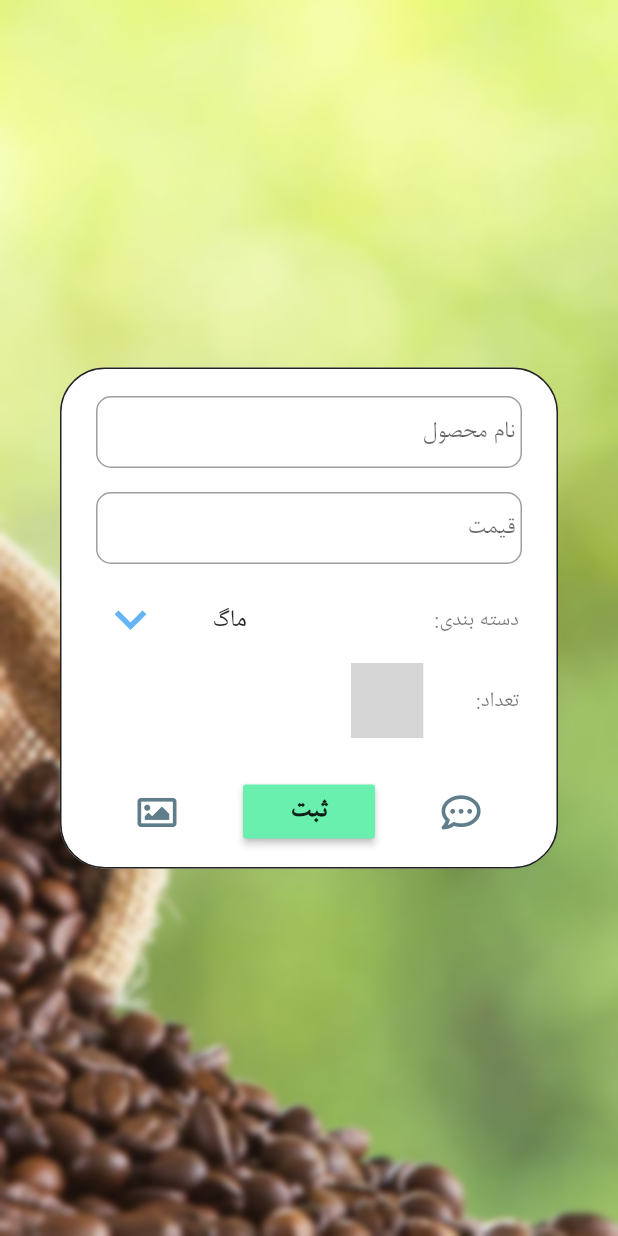
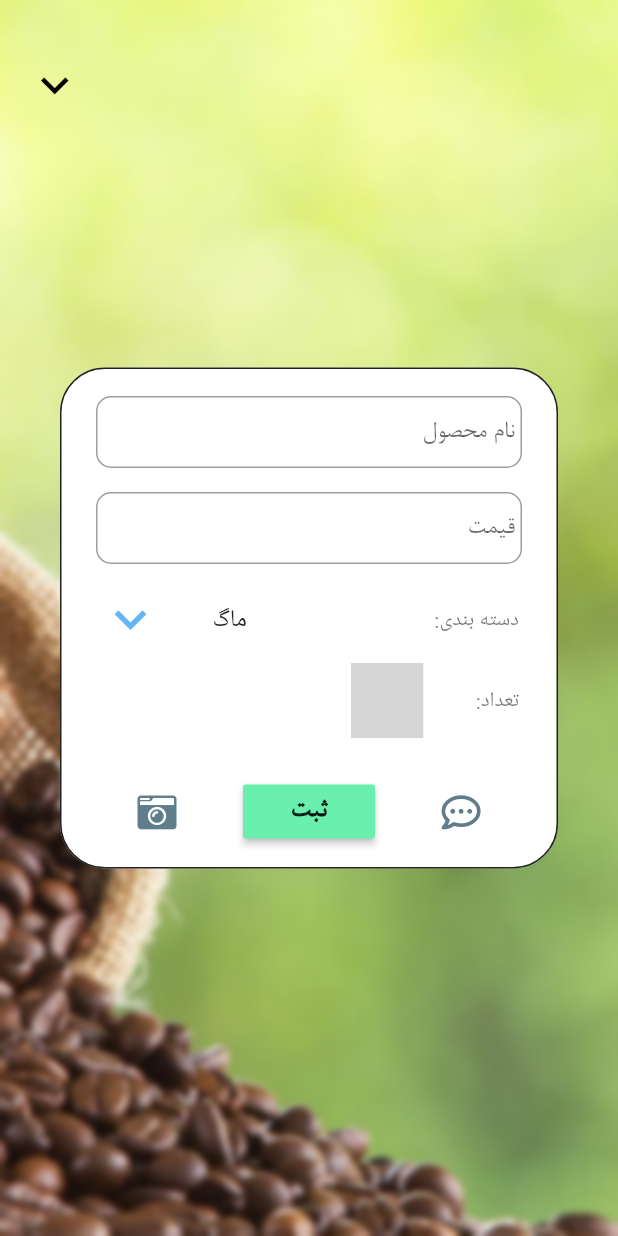
Before and after one commit to AliRn76/flutter-hicoffee, a Flutter app: the AddItemScreen screen opened directly, after a tap on "ثبت", on a phone screen of 412 x 824 dp. Run offline on Flutter 3.47's test engine with Material 2 defaults, Android fonts, the phone set to English and light mode, and no system bars; our stand-ins replace cached_network_image, charts_flutter, custom_radio_grouped_button, font_awesome_flutter, image_picker, marquee and 2 more; missing offline and left inert: loading; accounts and stored records are empty; network calls fail; statements that could not run were skipped; grey boxes are pictures that could not be loaded.

Commit message:
permision Take Picture baraye IOS ADD shod + add_item_screen IMPROVE shod + some more debugging + ...

```diff
--- a/lib/screens/addItem_screen.dart
+++ b/lib/screens/addItem_screen.dart
@@ -124,7 +124,8 @@ class _AddItemScreenState extends State<AddItemScreen> {
             }
         );
       }
-    }else {
+    }
+    else {
       Navigator.of(context).pop(true);
 //      Navigator.pop(context, () {
 //                  setState(() {});
@@ -173,7 +174,8 @@ class _AddItemScreenState extends State<AddItemScreen> {
                 );
               }
           );
-        }else{
+        }
+        else{
           showDialog(
               context: context,
               builder: (context) {
--- a/lib/screens/add_item_screen.dart
+++ b/lib/screens/add_item_screen.dart
@@ -1,12 +1,16 @@
 
-import 'dart:ui';
 import 'package:custom_radio_grouped_button/CustomButtons/CustomRadioButton.dart';
+import 'package:font_awesome_flutter/font_awesome_flutter.dart';
+import 'package:hicoffee2/models/item_model.dart';
+import 'package:numberpicker/numberpicker.dart';
 import 'package:flutter/cupertino.dart';
 import 'package:flutter/material.dart';
-import 'package:flutter/rendering.dart';
-import 'package:font_awesome_flutter/font_awesome_flutter.dart';
-import 'package:numberpicker/numberpicker.dart';
-import '/home/ali/Desktop/NumberPicker/lib/numberpicker.dart';
+import 'package:http/http.dart';
+import 'dart:convert';
+import 'dart:ui';
+
+import 'package:hicoffee2/sqlite/database_helper.dart';
+
 
 
 class AddItemScreen extends StatefulWidget {
@@ -15,16 +19,277 @@ class AddItemScreen extends StatefulWidget {
 }
 
 class _AddItemScreenState extends State<AddItemScreen> {
-  final _formKey = GlobalKey<FormState>();
+  TextEditingController priceController = TextEditingController();
   TextEditingController nameController = TextEditingController();
-  TextEditingController priceController = TextEditingController();
   TextEditingController description = TextEditingController();
-  String category;
-  int number = 1;
-  bool condition = false;
-  int _currentValue = 2;
+  String dropdownValue = "ماگ";
+  List<Item> itemList = [];
+  Color responseColor;
+  String responseText;
+  String category = "ماگ";
+  bool sendCheck = true;
+  int number = 2;
 
-  String dropdownValue = "ماگ";
+
+  bool itemNameController(String name){
+    // False mean you can use that name
+    if(name == ' ' || name == null || name == ''){
+      return true;
+    }else{
+      return false;
+    }
+  }
+
+  bool itemPriceController(String price){
+    // False mean you can use that price
+    if(price == ' ' || price == null || price == ''){
+      return true;
+    }else{
+      return false;
+    }
+  }
+
+  _showResponseDialog(String responseText, Color responseColor){
+    showDialog(
+        context: context,
+        builder: (context) {
+          Future.delayed(Duration(milliseconds: 700), () {
+            Navigator.of(context).pop(true);
+          });
+          return BackdropFilter(
+            filter: ImageFilter.blur(sigmaX: 10, sigmaY: 10),
+            child: AlertDialog(
+              shape: RoundedRectangleBorder(
+                borderRadius: BorderRadius.circular(30.0),
+                side: BorderSide(color: Colors.black87),
+              ),
+              title: Center(
+                child: Text(
+                  responseText,
+                  style: TextStyle(
+                    fontFamily: "BNazanin",
+                    fontSize: 23.0,
+                    fontWeight: FontWeight.w600,
+                    color: responseColor,
+                  ),
+                ),
+              ),
+            ),
+          );
+        }
+    );
+  }
+
+  _commentButton(){
+    return IconButton(
+      icon: Icon(FontAwesomeIcons.commentDots),
+      iconSize: 26.0,
+      color: Colors.blueGrey[500],
+      splashColor: Colors.lightBlue[100],
+      onPressed: (){
+        showDialog(
+            context: context,
+            builder: (context) {
+              return BackdropFilter(
+                filter: ImageFilter.blur(sigmaX: 10, sigmaY: 10),
+                child: AlertDialog(
+                  shape: RoundedRectangleBorder(
+                    borderRadius: BorderRadius.circular(30.0),
+                    side: BorderSide(color: Colors.black87),
+                  ),
+                  title: Column(
+                    children: <Widget>[
+                      Center(
+                        child: Directionality(
+                          textDirection: TextDirection.rtl,
+                          child: TextFormField(
+                            controller: description,
+                            keyboardType: TextInputType.text,
+                            textInputAction: TextInputAction.newline,
+                            maxLines: 4,
+                            style: TextStyle(
+                              fontSize: 18.0,
+                              fontFamily: "BNazanin",
+                              fontWeight: FontWeight.w400,
+                            ),
+                            decoration: InputDecoration(
+                              hintText: "توضیحات",
+                              contentPadding: EdgeInsets.symmetric(horizontal: 15.0, vertical: 10.0),
+                              border: OutlineInputBorder(
+                                borderRadius: BorderRadius.circular(10),
+                              ),
+                            ),
+
+                          ),
+                        ),
+                      ),
+                      FlatButton(
+                        child: Text(
+                          "ثبت",
+                          style: TextStyle(
+                            fontFamily: "BNazanin",
+                            fontSize: 20.0,
+                            fontWeight: FontWeight.w600,
+                            color: Colors.greenAccent[700],
+                          ),
+                        ),
+                        onPressed: () {
+                          Navigator.of(context).pop(true);
+                        },
+                      ),
+                    ],
+                  ),
+                ),
+              );
+            }
+        );
+      },
+    );
+  }
+
+  _categoryView(){
+    return Row(
+      mainAxisAlignment: MainAxisAlignment.spaceBetween,
+      children: <Widget>[
+        Row(
+          children: <Widget>[
+            SizedBox(width: 10.0),
+            Text(
+              "دسته بندی: ",
+              style: TextStyle(
+                  color: Colors.black54
+              ),
+            ),
+          ],
+        ),
+        Container(
+          padding: EdgeInsets.symmetric(horizontal: 10, vertical: 5),
+          decoration: BoxDecoration(
+              color: Colors.white,
+              borderRadius: BorderRadius.circular(10)
+          ),
+          child: DropdownButton<String>(
+              value: dropdownValue,
+              icon: Icon(
+                  Icons.keyboard_arrow_down,
+                  color: Colors.blue[300]
+              ),
+              iconSize: 42,
+              underline: SizedBox(),
+              onChanged: (String newValue) {
+                setState(() {
+                  dropdownValue = newValue;
+                });
+              },
+              items: <String>[
+                'ماگ',
+                'دونه قهوه',
+                'نوشیدنی',
+                'شکلات',
+                "وسایل",
+                "غیره",
+              ].map<DropdownMenuItem<String>>((String value) {
+                return DropdownMenuItem<String>(
+                  value: value,
+                  child: Text(value),
+                );
+              }).toList()),
+        ),
+      ],
+    );
+  }
+
+  Future<Response> sendPostRequest() async{
+    try{
+      Map<String, dynamic> myBody = {
+        "name": nameController.text,
+        "category": category,
+        "number": number,
+        "price": int.parse(priceController.text),
+        "description": description.text,
+        "image_url": "default.jpg",
+      };
+      String jsonBody = jsonEncode(myBody);
+
+      Map<String, String> reqHeader = {"Content-type": "application/json", "Accept": "application/json"};
+
+      Response response = await post("http://al1.best:89/api/add-item/", body: jsonBody, headers: reqHeader);
+
+      print("statusCode: ${response.statusCode}");
+      // Insert it on local db
+      if (response.statusCode == 200){
+        insertItem(myBody);
+      }
+
+      return response;
+    }
+    on Exception catch (exception){
+      print("Exception: $exception");
+      responseText = 'خطا';
+      responseColor = Colors.redAccent[700];
+      _showResponseDialog(responseText, responseColor);
+      return null;
+    }
+  }
+
+  void insertItem(Map<String, dynamic> newItem)async{
+    //‌ If HTTP Header Was 'OK' Insert item it on local database
+    Item item;
+    item = Item.fromJson(newItem);
+    var result = await DatabaseHelper().insertItem(item);
+
+    // Add it on list for response back
+    itemList.add(item);
+    setState(() {
+      Navigator.maybePop(context, itemList);
+    });
+    print("Insert Result: $result");
+  }
+
+  void tryAddItem() async{
+    sendCheck = false;
+    bool checkName = await DatabaseHelper().checkItemName(nameController.text); // False mean you can use that username
+    print("checkName: $checkName");
+
+    if(itemNameController(nameController.text) || itemPriceController(priceController.text) || checkName){
+      if(checkName){
+        responseText = '.نام محصول تکراری است';
+        responseColor = Colors.redAccent[700];
+
+      }else if(itemNameController(nameController.text)){
+        responseText = '.نام محصول را پر کنید';
+        responseColor = Colors.redAccent[700];
+
+      }else{
+        responseText = '.قیمت را پر کنید';
+        responseColor = Colors.redAccent[700];
+      }
+      _showResponseDialog(responseText, responseColor);
+      sendCheck = true;
+
+    }else{
+      Response response = await sendPostRequest();
+
+      if(response != null){
+        if(response.statusCode == 200){
+          responseText = 'ثبت شد';
+          responseColor = Colors.greenAccent[700];
+          setState(() {
+            nameController = TextEditingController();
+            priceController = TextEditingController();
+            description = TextEditingController();
+          });
+
+        }else{
+          responseText = '${response.statusCode} خطا ';
+          responseColor = Colors.redAccent[700];
+        }
+        _showResponseDialog(responseText, responseColor);
+      }
+      sendCheck = true;
+    }
+  }
+
 
   @override
   Widget build(BuildContext context) {
@@ -101,57 +366,8 @@ class _AddItemScreenState extends State<AddItemScreen> {
                                 ),
                               ),
                             ),
+                            _categoryView(),
                             Row(
-                              mainAxisAlignment: MainAxisAlignment.spaceBetween,
-                              children: <Widget>[
-                                Row(
-                                  children: <Widget>[
-                                    SizedBox(width: 10.0),
-                                    Text(
-                                      "دسته بندی: ",
-                                      style: TextStyle(
-                                          color: Colors.black54
-                                      ),
-                                    ),
-                                  ],
-                                ),
-                                Container(
-                                  padding: EdgeInsets.symmetric(horizontal: 10, vertical: 5),
-                                  decoration: BoxDecoration(
-                                      color: Colors.white,
-                                      borderRadius: BorderRadius.circular(10)
-                                  ),
-                                  child: DropdownButton<String>(
-                                      value: dropdownValue,
-                                      icon: Icon(
-                                        Icons.keyboard_arrow_down,
-                                        color: Colors.blue[300]
-                                      ),
-                                      iconSize: 42,
-                                      underline: SizedBox(),
-                                      onChanged: (String newValue) {
-                                        setState(() {
-                                          dropdownValue = newValue;
-                                        });
-                                      },
-                                      items: <String>[
-                                        'ماگ',
-                                        'دونه قهوه',
-                                        'نوشیدنی',
-                                        'شکلات',
-                                        "وسایل",
-                                        "غیره",
-                                      ].map<DropdownMenuItem<String>>((String value) {
-                                        return DropdownMenuItem<String>(
-                                          value: value,
-                                          child: Text(value),
-                                        );
-                                      }).toList()),
-                                ),
-                              ],
-                            ),
-                            Row(
-//                              mainAxisAlignment: MainAxisAlignment.spaceBetween,
                               children: <Widget>[
                                 Row(
                                   children: <Widget>[
@@ -168,18 +384,17 @@ class _AddItemScreenState extends State<AddItemScreen> {
                                 Container(
                                   height: 50,
                                   child: NumberPicker.horizontal(
-                                      initialValue: _currentValue,
+                                      initialValue: number,
                                       minValue: 1,
                                       maxValue: 200,
                                       selectedValueColor: Colors.blue[400],
                                       decoration: BoxDecoration(
-//                                        color: Colors.pink[50],
                                         borderRadius: BorderRadius.circular(15.0),
                                         border: Border.all(color: Colors.blue[100], width: 1.3 )
                                       ),
                                       highlightSelectedValue: true,
                                       onChanged: (newValue) =>
-                                          setState(() => _currentValue = newValue)
+                                          setState(() => number = newValue)
                                   ),
                                 ),
                               ],
@@ -189,70 +404,7 @@ class _AddItemScreenState extends State<AddItemScreen> {
                               child: Row(
                                 mainAxisAlignment: MainAxisAlignment.spaceAround,
                                 children: <Widget>[
-                                  IconButton(
-                                    icon: Icon(FontAwesomeIcons.commentDots),
-                                    iconSize: 26.0,
-                                    color: Colors.blueGrey[500],
-                                    splashColor: Colors.lightBlue[100],
-                                    onPressed: (){
-                                      showDialog(
-                                          context: context,
-                                          builder: (context) {
-                                            return BackdropFilter(
-                                              filter: ImageFilter.blur(sigmaX: 10, sigmaY: 10),
-                                              child: AlertDialog(
-                                                shape: RoundedRectangleBorder(
-                                                  borderRadius: BorderRadius.circular(30.0),
-                                                  side: BorderSide(color: Colors.black87),
-                                                ),
-                                                title: Column(
-                                                  children: <Widget>[
-                                                    Center(
-                                                      child: Directionality(
-                                                        textDirection: TextDirection.rtl,
-                                                        child: TextFormField(
-                                                          controller: description,
-                                                          keyboardType: TextInputType.text,
-                                                          textInputAction: TextInputAction.newline,
-                                                          maxLines: 4,
-                                                          style: TextStyle(
-                                                            fontSize: 18.0,
-                                                            fontFamily: "BNazanin",
-                                                            fontWeight: FontWeight.w400,
-                                                          ),
-                                                          decoration: InputDecoration(
-                                                            hintText: "توضیحات",
-                                                            contentPadding: EdgeInsets.symmetric(horizontal: 15.0, vertical: 10.0),
-                                                            border: OutlineInputBorder(
-                                                              borderRadius: BorderRadius.circular(10),
-                                                            ),
-                                                          ),
-
-                                                        ),
-                                                      ),
-                                                    ),
-                                                    FlatButton(
-                                                      child: Text(
-                                                        "ثبت",
-                                                        style: TextStyle(
-                                                          fontFamily: "BNazanin",
-                                                          fontSize: 20.0,
-                                                          fontWeight: FontWeight.w600,
-                                                          color: Colors.greenAccent[700],
-                                                        ),
-                                                      ),
-                                                      onPressed: () {
-                                                        Navigator.of(context).pop(true);
-                                                      },
-                                                    ),
-                                                  ],
-                                                ),
-                                              ),
-                                            );
-                                          }
-                                      );
-                                    },
-                                  ),
+                                  _commentButton(),
                                   RaisedButton(
                                     color: Colors.greenAccent[200],
                                     child: Text(
@@ -264,14 +416,13 @@ class _AddItemScreenState extends State<AddItemScreen> {
                                       ),
                                     ),
                                     onPressed: () {
-                                      print("ok");
-//                                      if (_formKey.currentState.validate()) {
-//                                  _postAddItem();
-//                                      }
+                                      if(sendCheck){
+                                        tryAddItem();
+                                      }
                                     },
                                   ),
                                   IconButton(
-                                    icon: Icon(FontAwesomeIcons.image),
+                                    icon: Icon(FontAwesomeIcons.cameraRetro),
                                     iconSize: 26.0,
                                     color: Colors.blueGrey[500],
                                     splashColor: Colors.lightBlue[100],
@@ -289,6 +440,16 @@ class _AddItemScreenState extends State<AddItemScreen> {
               ),
             ),
           ),
+          Positioned(
+            top: 30.0,
+            left: 10.0,
+            child: IconButton(
+              icon: Icon(Icons.keyboard_arrow_down),
+              color: Colors.black,
+              iconSize:37.0,
+              onPressed: () => Navigator.pop(context, itemList),
+            ),
+          ),
         ],
       ),
     );
--- a/lib/screens/deleteItem_screen.dart
+++ b/lib/screens/deleteItem_screen.dart
@@ -54,6 +54,7 @@ class _DeleteItemScreenState extends State<DeleteItemScreen> {
               );
             }
         );
+        DatabaseHelper().deleteItem(widget.item);
       }else{
         showDialog(
             context: context,
@@ -87,7 +88,7 @@ class _DeleteItemScreenState extends State<DeleteItemScreen> {
       // Collect Data Again
       Future.delayed(Duration(milliseconds: 700), () {
         Navigator.of(context).pop(true);
-        Navigator.of(context).pop(true);
+        Navigator.of(context).pop(["x", widget.item.name]);
       });
     }
     on Exception catch (exception){
--- a/lib/screens/item_screen.dart
+++ b/lib/screens/item_screen.dart
@@ -145,8 +145,9 @@ class _ItemScreenState extends State<ItemScreen> {
     if(condition){
       Item item = Item.fromJson(myBody);
       var result = await DatabaseHelper().updateItem(item, widget.item.name);
-      print("****************Sold Result: $result");
+      print("Sold Result: $result");
     }
+//    Navigator.pop(context, item)
     Navigator.of(context).pop(true);
   }
   _sellButton(int number){
--- a/lib/sqlite/database_helper.dart
+++ b/lib/sqlite/database_helper.dart
@@ -140,6 +140,7 @@ class DatabaseHelper{
       names.add(result[i]["Name"]);
     }
     for(int i=0 ; i<names.length ; i++){
+//      print("Name: $name        Name[i]: ${names[i]}");
       if (name == names[i]) {
         condi = true;
       }
--- a/pubspec.yaml
+++ b/pubspec.yaml
@@ -35,6 +35,7 @@ dependencies:
 #  image_downloader: ^0.19.2
   cached_network_image: ^2.0.0
   charts_flutter: ^0.9.0
+  image_picker: ^0.6.4
 
 dev_dependencies:
   flutter_test:
```
Also changed, not shown: lib/screens/editItem_screen.dart (+62 -13 lines), lib/screens/home_screen.dart (+43 -14 lines), lib/widgets/item_detail.dart (+29 -9 lines), pubspec.lock, 1 other file.
